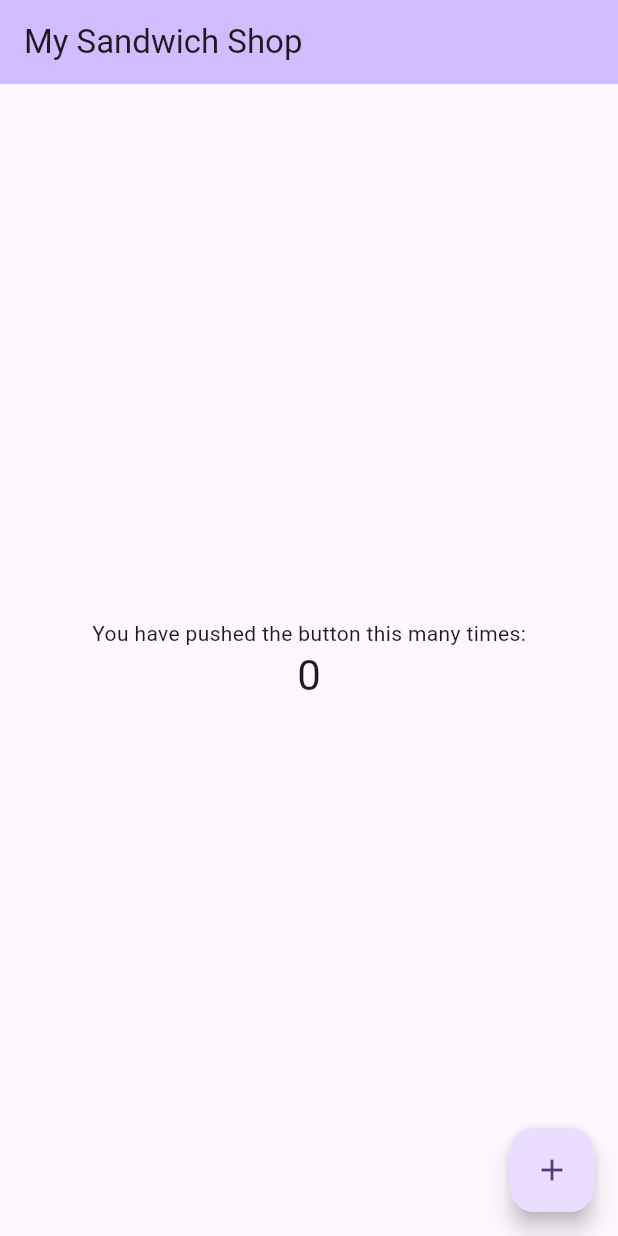
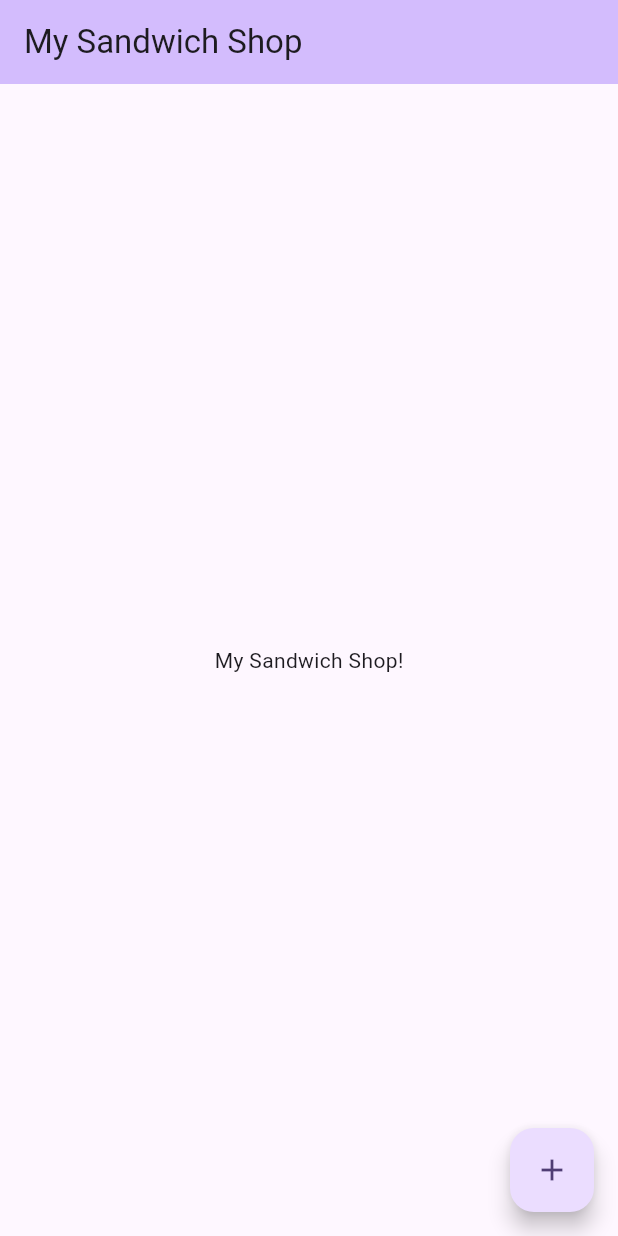
Before and after one commit to Swobin/sandwich_shop, a Flutter app: the screen it shows after launch, on a phone screen of 412 x 824 dp. Run offline on Flutter 3.47's test engine with Material 3 defaults, Android fonts, the phone set to English and light mode, and no system bars.

Commit message:
removed text

```diff
--- a/lib/main.dart
+++ b/lib/main.dart
@@ -7,27 +7,12 @@ void main() {
 class MyApp extends StatelessWidget {
   const MyApp({super.key});
 
-  // This widget is the root of your application.
   @override
   Widget build(BuildContext context) {
     return MaterialApp(
-      title: 'Sandwich Shop App',
+      title: 'Sandwich Shop',
       theme: ThemeData(
-        // This is the theme of your application.
-        //
-        // TRY THIS: Try running your application with "flutter run". You'll see
-        // the application has a purple toolbar. Then, without quitting the app,
-        // try changing the seedColor in the colorScheme below to Colors.green
-        // and then invoke "hot reload" (save your changes or press the "hot
-        // reload" button in a Flutter-supported IDE, or press "r" if you used
-        // the command line to start the app).
-        //
-        // Notice that the counter didn't reset back to zero; the application
-        // state is not lost during the reload. To reset the state, use hot
-        // restart instead.
-        //
-        // This works for code too, not just values: Most code changes can be
-        // tested with just a hot reload.
+
         colorScheme: ColorScheme.fromSeed(seedColor: Colors.deepPurple),
       ),
       home: const MyHomePage(title: 'My Sandwich Shop'),
@@ -38,14 +23,6 @@ class MyApp extends StatelessWidget {
 class MyHomePage extends StatefulWidget {
   const MyHomePage({super.key, required this.title});
 
-  // This widget is the home page of your application. It is stateful, meaning
-  // that it has a State object (defined below) that contains fields that affect
-  // how it looks.
-
-  // This class is the configuration for the state. It holds the values (in this
-  // case the title) provided by the parent (in this case the App widget) and
-  // used by the build method of the State. Fields in a Widget subclass are
-  // always marked "final".
 
   final String title;
 
@@ -58,57 +35,24 @@ class _MyHomePageState extends State<MyHomePage> {
 
   void _incrementCounter() {
     setState(() {
-      // This call to setState tells the Flutter framework that something has
-      // changed in this State, which causes it to rerun the build method below
-      // so that the display can reflect the updated values. If we changed
-      // _counter without calling setState(), then the build method would not be
-      // called again, and so nothing would appear to happen.
       _counter++;
     });
   }
 
   @override
   Widget build(BuildContext context) {
-    // This method is rerun every time setState is called, for instance as done
-    // by the _incrementCounter method above.
-    //
-    // The Flutter framework has been optimized to make rerunning build methods
-    // fast, so that you can just rebuild anything that needs updating rather
-    // than having to individually change instances of widgets.
     return Scaffold(
       appBar: AppBar(
-        // TRY THIS: Try changing the color here to a specific color (to
-        // Colors.amber, perhaps?) and trigger a hot reload to see the AppBar
-        // change color while the other colors stay the same.
         backgroundColor: Theme.of(context).colorScheme.inversePrimary,
-        // Here we take the value from the MyHomePage object that was created by
-        // the App.build method, and use it to set our appbar title.
+
         title: Text(widget.title),
       ),
-      body: Center(
-        // Center is a layout widget. It takes a single child and positions it
-        // in the middle of the parent.
+      body: const Center(
         child: Column(
-          // Column is also a layout widget. It takes a list of children and
-          // arranges them vertically. By default, it sizes itself to fit its
-          // children horizontally, and tries to be as tall as its parent.
-          //
-          // Column has various properties to control how it sizes itself and
-          // how it positions its children. Here we use mainAxisAlignment to
-          // center the children vertically; the main axis here is the vertical
-          // axis because Columns are vertical (the cross axis would be
-          // horizontal).
-          //
-          // TRY THIS: Invoke "debug painting" (choose the "Toggle Debug Paint"
-          // action in the IDE, or press "p" in the console), to see the
-          // wireframe for each widget.
           mainAxisAlignment: MainAxisAlignment.center,
           children: <Widget>[
-            const Text('You have pushed the button this many times:'),
-            Text(
-              '$_counter',
-              style: Theme.of(context).textTheme.headlineMedium,
-            ),
+            Text('My Sandwich Shop!'),
+
           ],
         ),
       ),
@@ -116,7 +60,7 @@ class _MyHomePageState extends State<MyHomePage> {
         onPressed: _incrementCounter,
         tooltip: 'Increment',
         child: const Icon(Icons.add),
-      ), // This trailing comma makes auto-formatting nicer for build methods.
+      ),
     );
   }
 }
```
Also changed, not shown: pubspec.lock.
